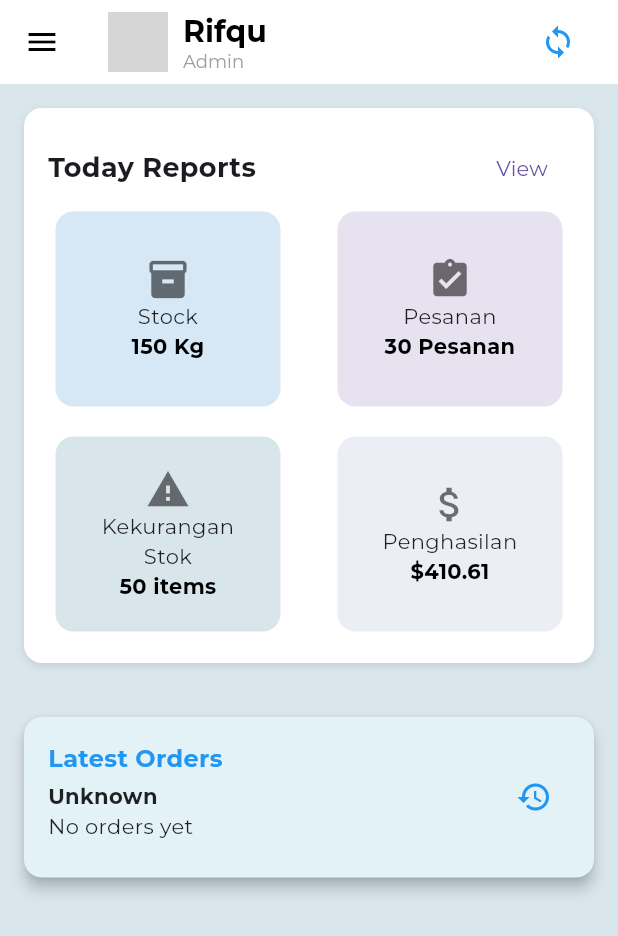
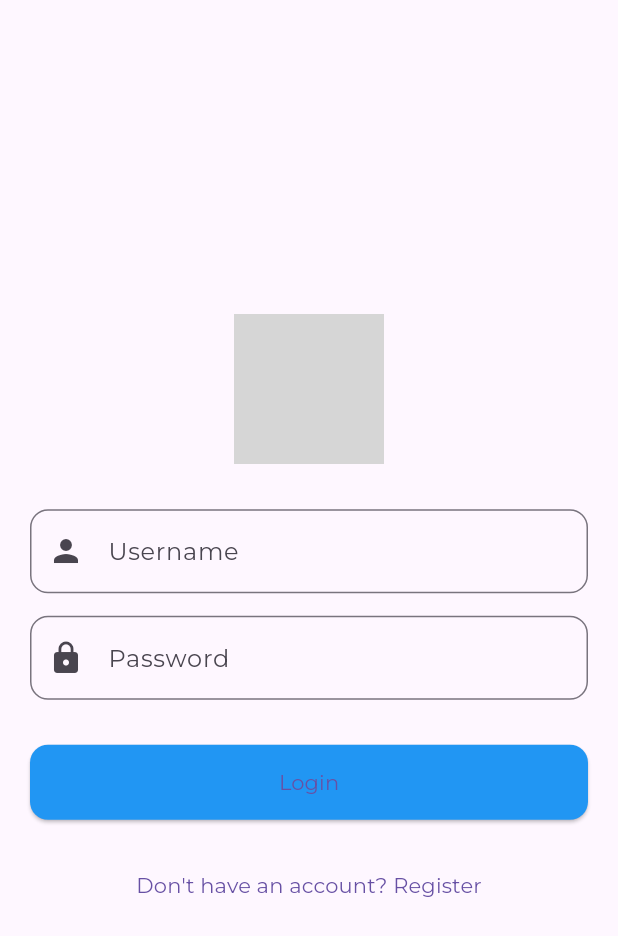
Before and after one commit to rifquabdillah/ikanapp, a Flutter app: the screen it shows after launch, on a phone screen of 412 x 824 dp. Shown: the top 936 px of the screen. Run offline on Flutter 3.47's test engine with Material 3 defaults, Android fonts, the phone set to English and light mode, and no system bars; our stand-ins replace quickalert; project files that could hold a hidden picture were left out; grey boxes are pictures that could not be loaded.

Commit message:
29/11/24

```diff
--- a/lib/main.dart
+++ b/lib/main.dart
@@ -2,6 +2,7 @@ import 'package:flutter/material.dart';// Impor StockProvider
 import 'package:ikanapps/provider/StockProvider.dart';
 import 'package:ikanapps/model/Stock.dart';
 import 'package:ikanapps/screen/dashboardScreen.dart';
+import 'package:ikanapps/screen/login.dart';
 import 'package:provider/provider.dart';
 
 void main() {
@@ -24,7 +25,7 @@ class MyApp extends StatelessWidget {
           fontFamily: 'Montserrat',
           primarySwatch: Colors.blue,
         ),
-        home: const DashboardScreen(),
+        home: LoginScreen(),
       ),
     );
   }
--- a/lib/screen/dashboardScreen.dart
+++ b/lib/screen/dashboardScreen.dart
@@ -1,5 +1,4 @@
 import 'package:flutter/material.dart';
-import 'package:ikanapps/screen/detailOrder.dart';
 import 'package:ikanapps/screen/orderHistory.dart';
 import 'package:ikanapps/screen/pembelian.dart';
 import 'orderScreen.dart';
--- /dev/null
+++ b/lib/screen/login.dart
@@ -0,0 +1,74 @@
+import 'package:flutter/material.dart';
+import 'register.dart';
+
+class LoginScreen extends StatelessWidget {
+  final TextEditingController usernameController = TextEditingController();
+  final TextEditingController passwordController = TextEditingController();
+
+  @override
+  Widget build(BuildContext context) {
+    return Scaffold(
+      body: Padding(
+        padding: const EdgeInsets.all(20.0),
+        child: Center(
+          child: Column(
+            mainAxisAlignment: MainAxisAlignment.center,
+            crossAxisAlignment: CrossAxisAlignment.center,
+            children: [
+              Image.asset('assets/logo.png', height: 100), // Your app logo
+              SizedBox(height: 30),
+              TextField(
+                controller: usernameController,
+                decoration: InputDecoration(
+                  labelText: 'Username',
+                  hintText: 'Enter your username',
+                  border: OutlineInputBorder(
+                    borderRadius: BorderRadius.circular(12),
+                  ),
+                  prefixIcon: Icon(Icons.person),
+                ),
+              ),
+              SizedBox(height: 15),
+              TextField(
+                controller: passwordController,
+                obscureText: true,
+                decoration: InputDecoration(
+                  labelText: 'Password',
+                  hintText: 'Enter your password',
+                  border: OutlineInputBorder(
+                    borderRadius: BorderRadius.circular(12),
+                  ),
+                  prefixIcon: Icon(Icons.lock),
+                ),
+              ),
+              SizedBox(height: 30),
+              ElevatedButton(
+                onPressed: () {
+                  // Handle login logic here
+                },
+                child: Text('Login'),
+                style: ElevatedButton.styleFrom(
+                  minimumSize: Size(double.infinity, 50),
+                  shape: RoundedRectangleBorder(
+                    borderRadius: BorderRadius.circular(12),
+                  ),
+                  backgroundColor: Colors.blue,
+                ),
+              ),
+              SizedBox(height: 20),
+              TextButton(
+                onPressed: () {
+                  Navigator.push(
+                    context,
+                    MaterialPageRoute(builder: (context) => RegisterScreen()),
+                  );
+                },
+                child: Text('Don\'t have an account? Register'),
+              ),
+            ],
+          ),
+        ),
+      ),
+    );
+  }
+}
```
Also changed, not shown: lib/backend/nativeChannel.dart (added, +19 -0 lines), lib/screen/pembelian.dart (+5 -5 lines), lib/screen/register.dart (added, +163 -0 lines), 2 other files.
